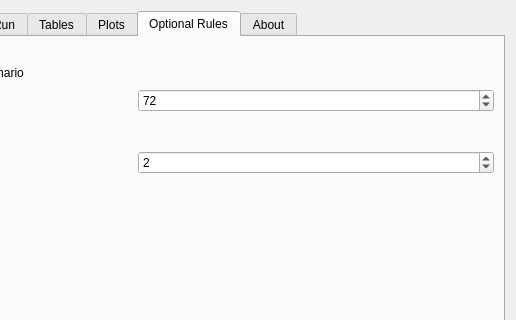
This is fire2am_dialog_base.ui in fdobad/fire2am-kitral as Qt 5 draws it before an edit; both pictures show x 246 to 762 and y 0 to 320 of the 762 by 618 pixel window. The edited form follows.
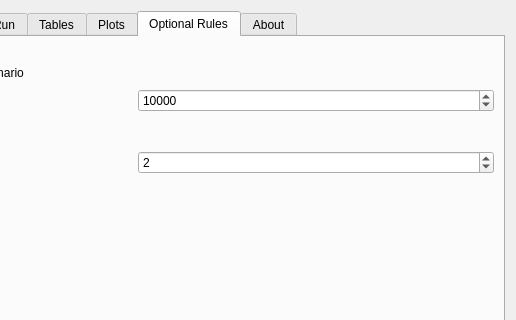
This is the edited form. The open tabs and pages were chosen to show the change. Custom widgets are drawn as their Qt base class.

The edit to the form file:
```diff
--- a/fire2am_dialog_base.ui
+++ b/fire2am_dialog_base.ui
@@ -761,7 +761,7 @@
           <number>999999999</number>
          </property>
          <property name="value">
-          <number>72</number>
+          <number>10000</number>
          </property>
         </widget>
        </item>
```
